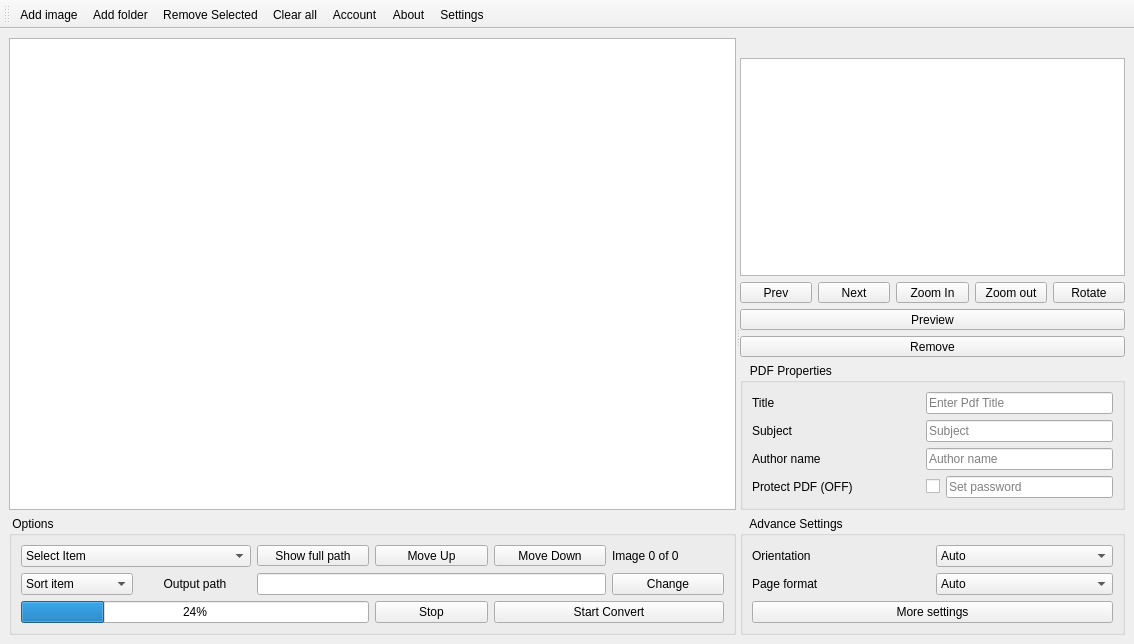
The window that src/jpg2pdf.ui (rishabh3354/JPG2PDF) describes before a commit, drawn with Qt 5.
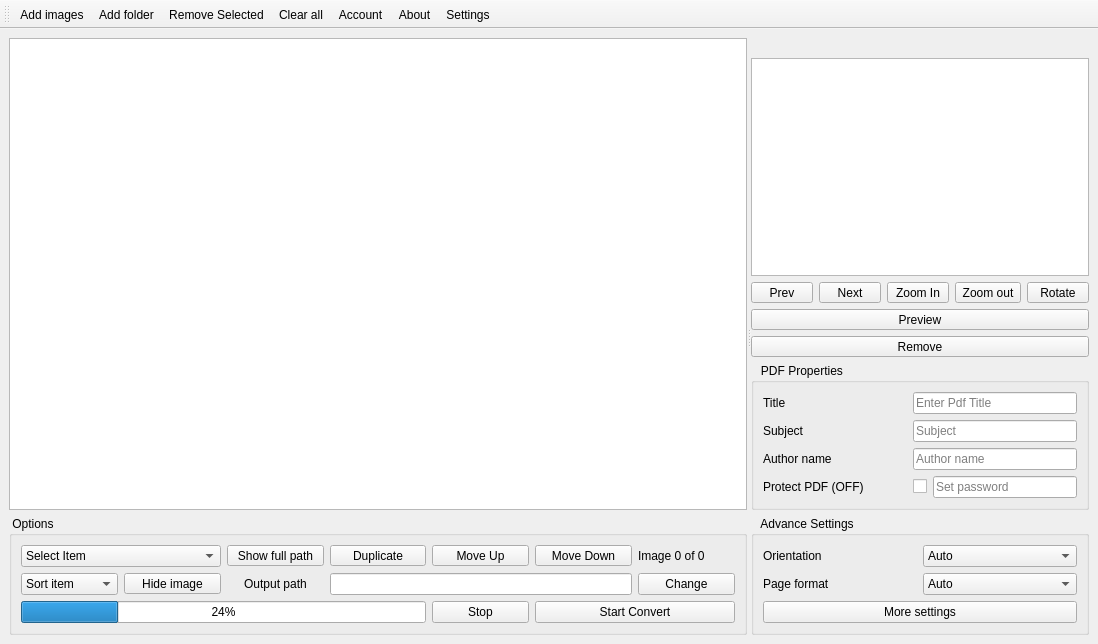
The same window after the commit.

Commit message: images added in qtable

```diff
--- a/src/jpg2pdf.ui
+++ b/src/jpg2pdf.ui
@@ -6,7 +6,7 @@
    <rect>
     <x>0</x>
     <y>0</y>
-    <width>1134</width>
+    <width>1098</width>
     <height>644</height>
    </rect>
   </property>
@@ -69,7 +69,7 @@
            <bool>true</bool>
           </attribute>
           <attribute name="horizontalHeaderMinimumSectionSize">
-           <number>30</number>
+           <number>25</number>
           </attribute>
           <attribute name="horizontalHeaderDefaultSectionSize">
            <number>100</number>
@@ -77,6 +77,9 @@
           <attribute name="horizontalHeaderStretchLastSection">
            <bool>true</bool>
           </attribute>
+          <attribute name="verticalHeaderDefaultSectionSize">
+           <number>45</number>
+          </attribute>
          </widget>
         </item>
         <item>
@@ -87,33 +90,14 @@
           <layout class="QVBoxLayout" name="verticalLayout_13">
            <item>
             <layout class="QGridLayout" name="gridLayout_25">
-             <item row="0" column="0" colspan="2">
-              <widget class="QComboBox" name="selectall">
-               <item>
-                <property name="text">
-                 <string>Select Item</string>
-                </property>
-               </item>
-               <item>
-                <property name="text">
-                 <string>Select All</string>
-                </property>
-               </item>
-               <item>
-                <property name="text">
-                 <string>Deselect All</string>
-                </property>
-               </item>
-              </widget>
-             </item>
-             <item row="0" column="5">
+             <item row="0" column="6">
               <widget class="QLabel" name="image_label">
                <property name="text">
                 <string>Image 0 of 0</string>
                </property>
               </widget>
              </item>
-             <item row="2" column="5">
+             <item row="2" column="6">
               <widget class="QPushButton" name="change">
                <property name="sizePolicy">
                 <sizepolicy hsizetype="Preferred" vsizetype="Fixed">
@@ -126,7 +110,20 @@
                </property>
               </widget>
              </item>
-             <item row="3" column="4" colspan="2">
+             <item row="0" column="4">
+              <widget class="QToolButton" name="moveup">
+               <property name="sizePolicy">
+                <sizepolicy hsizetype="Preferred" vsizetype="Fixed">
+                 <horstretch>0</horstretch>
+                 <verstretch>0</verstretch>
+                </sizepolicy>
+               </property>
+               <property name="text">
+                <string>Move Up</string>
+               </property>
+              </widget>
+             </item>
+             <item row="3" column="5" colspan="2">
               <widget class="QPushButton" name="start_convert">
                <property name="sizePolicy">
                 <sizepolicy hsizetype="Preferred" vsizetype="Fixed">
@@ -139,42 +136,7 @@
                </property>
               </widget>
              </item>
-             <item row="2" column="1">
-              <widget class="QLabel" name="label_49">
-               <property name="sizePolicy">
-                <sizepolicy hsizetype="Preferred" vsizetype="Fixed">
-                 <horstretch>0</horstretch>
-                 <verstretch>0</verstretch>
-                </sizepolicy>
-               </property>
-               <property name="text">
-                <string>Output path</string>
-               </property>
-               <property name="alignment">
-                <set>Qt::AlignCenter</set>
-               </property>
-              </widget>
-             </item>
-             <item row="2" column="0">
-              <widget class="QComboBox" name="sort">
-               <item>
-                <property name="text">
-                 <string>Sort item</string>
-                </property>
-               </item>
-               <item>
-                <property name="text">
-                 <string>Asc</string>
-                </property>
-               </item>
-               <item>
-                <property name="text">
-                 <string>Desc</string>
-                </property>
-               </item>
-              </widget>
-             </item>
-             <item row="0" column="4">
+             <item row="0" column="5">
               <widget class="QToolButton" name="movedown">
                <property name="sizePolicy">
                 <sizepolicy hsizetype="Preferred" vsizetype="Fixed">
@@ -187,20 +149,7 @@
                </property>
               </widget>
              </item>
-             <item row="0" column="2">
-              <widget class="QToolButton" name="show_full_path">
-               <property name="sizePolicy">
-                <sizepolicy hsizetype="Preferred" vsizetype="Fixed">
-                 <horstretch>0</horstretch>
-                 <verstretch>0</verstretch>
-                </sizepolicy>
-               </property>
-               <property name="text">
-                <string>Show full path</string>
-               </property>
-              </widget>
-             </item>
-             <item row="2" column="2" colspan="3">
+             <item row="2" column="3" colspan="3">
               <widget class="QLineEdit" name="output_path">
                <property name="sizePolicy">
                 <sizepolicy hsizetype="Preferred" vsizetype="Fixed">
@@ -210,27 +159,14 @@
                </property>
               </widget>
              </item>
-             <item row="0" column="3">
-              <widget class="QToolButton" name="moveup">
-               <property name="sizePolicy">
-                <sizepolicy hsizetype="Preferred" vsizetype="Fixed">
-                 <horstretch>0</horstretch>
-                 <verstretch>0</verstretch>
-                </sizepolicy>
-               </property>
-               <property name="text">
-                <string>Move Up</string>
-               </property>
-              </widget>
-             </item>
-             <item row="3" column="3">
+             <item row="3" column="4">
               <widget class="QPushButton" name="stop">
                <property name="text">
                 <string>Stop</string>
                </property>
               </widget>
              </item>
-             <item row="3" column="0" colspan="3">
+             <item row="3" column="0" colspan="4">
               <widget class="QProgressBar" name="progress_bar">
                <property name="sizePolicy">
                 <sizepolicy hsizetype="Preferred" vsizetype="Fixed">
@@ -243,6 +179,99 @@
                </property>
               </widget>
              </item>
+             <item row="2" column="0">
+              <widget class="QComboBox" name="sort">
+               <item>
+                <property name="text">
+                 <string>Sort item</string>
+                </property>
+               </item>
+               <item>
+                <property name="text">
+                 <string>Asc</string>
+                </property>
+               </item>
+               <item>
+                <property name="text">
+                 <string>Desc</string>
+                </property>
+               </item>
+              </widget>
+             </item>
+             <item row="2" column="2">
+              <widget class="QLabel" name="label_49">
+               <property name="sizePolicy">
+                <sizepolicy hsizetype="Preferred" vsizetype="Fixed">
+                 <horstretch>0</horstretch>
+                 <verstretch>0</verstretch>
+                </sizepolicy>
+               </property>
+               <property name="text">
+                <string>Output path</string>
+               </property>
+               <property name="alignment">
+                <set>Qt::AlignCenter</set>
+               </property>
+              </widget>
+             </item>
+             <item row="0" column="0" colspan="2">
+              <widget class="QComboBox" name="selectall">
+               <item>
+                <property name="text">
+                 <string>Select Item</string>
+                </property>
+               </item>
+               <item>
+                <property name="text">
+                 <string>Select All</string>
+                </property>
+               </item>
+               <item>
+                <property name="text">
+                 <string>Deselect All</string>
+                </property>
+               </item>
+              </widget>
+             </item>
+             <item row="0" column="2">
+              <widget class="QToolButton" name="show_full_path">
+               <property name="sizePolicy">
+                <sizepolicy hsizetype="Preferred" vsizetype="Fixed">
+                 <horstretch>0</horstretch>
+                 <verstretch>0</verstretch>
+                </sizepolicy>
+               </property>
+               <property name="text">
+                <string>Show full path</string>
+               </property>
+              </widget>
+             </item>
+             <item row="0" column="3">
+              <widget class="QToolButton" name="duplicate">
+               <property name="sizePolicy">
+                <sizepolicy hsizetype="Preferred" vsizetype="Fixed">
+                 <horstretch>0</horstretch>
+                 <verstretch>0</verstretch>
+                </sizepolicy>
+               </property>
+               <property name="text">
+                <string>Duplicate</string>
+               </property>
+              </widget>
+             </item>
+             <item row="2" column="1">
+              <widget class="QToolButton" name="hide_image">
+               <property name="sizePolicy">
+                <sizepolicy hsizetype="Preferred" vsizetype="Fixed">
+                 <horstretch>0</horstretch>
+                 <verstretch>0</verstretch>
+                </sizepolicy>
+               </property>
+               <property name="text">
+                <string>Hide image</string>
+               </property>
+              </widget>
+             </item>
             </layout>
            </item>
           </layout>
@@ -688,7 +717,7 @@
   </widget>
   <action name="actionAdd_image">
    <property name="text">
-    <string>Add image</string>
+    <string>Add images</string>
    </property>
   </action>
   <action name="actionAdd_folder">
```
The commit also changes 2 other files.
